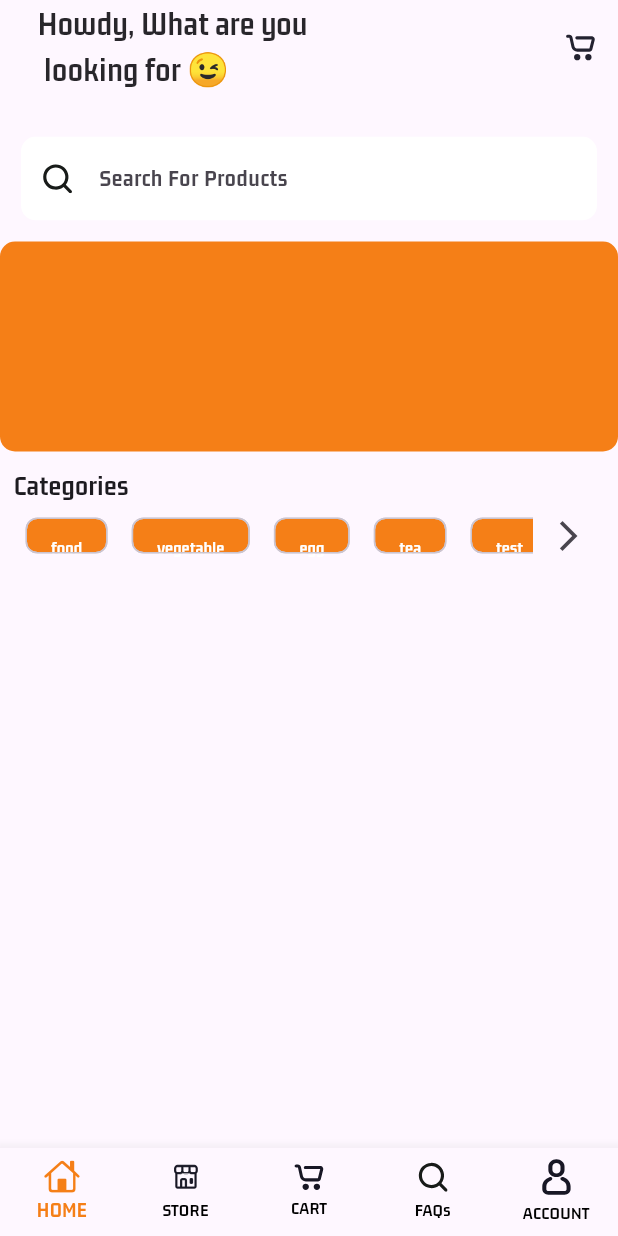
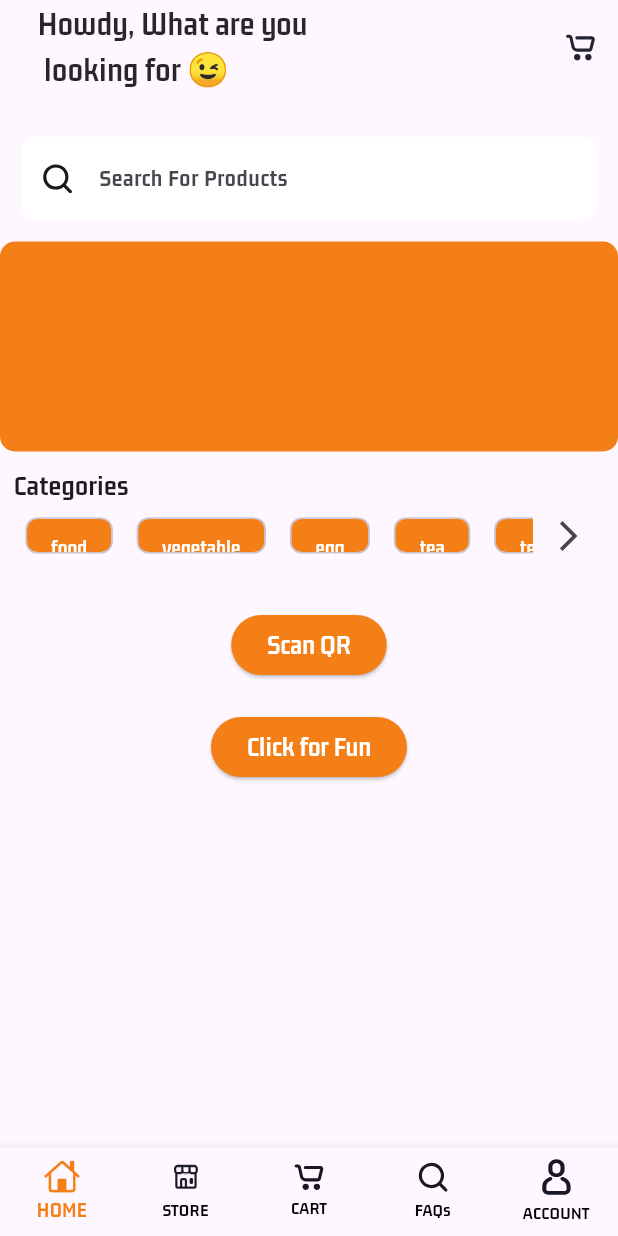
Before and after one commit to tanviiinaikkk/trade-x, a Flutter app: the MainScreen screen opened directly, on a phone screen of 412 x 824 dp. Run offline on Flutter 3.47's test engine with Material 3 defaults, Android fonts, the phone set to English and light mode, and no system bars; our stand-ins replace cached_network_image, cloud_firestore, firebase_auth, firebase_core, firebase_storage, flutter_svg and 2 more; missing offline and left inert: qr_code_scanner, shake; accounts and stored records are empty; network calls fail.

Commit message:
Third cmt

```diff
--- a/lib/views/buyers/nav_screens/account_screen.dart
+++ b/lib/views/buyers/nav_screens/account_screen.dart
@@ -9,7 +9,7 @@ class AccountScreen extends StatelessWidget {
   Widget build(BuildContext context) {
     return Scaffold(
       appBar: AppBar(
-        title: const Text('Settings'),
+        title: const Text('Account'),
         backgroundColor: Colors.yellow.shade900, // Use the theme color for the app bar
       ),
       body: ListView(
@@ -42,7 +42,7 @@ class AccountScreen extends StatelessWidget {
             onTap: () {
               Navigator.push(
                 context,
-                MaterialPageRoute(builder: (context) => const HomeScreen()),
+                MaterialPageRoute(builder: (context) => HomeScreen()),
               );
             },
           ),
--- a/lib/views/buyers/nav_screens/home_screen.dart
+++ b/lib/views/buyers/nav_screens/home_screen.dart
@@ -1,16 +1,25 @@
 import 'package:flutter/material.dart';
+import 'package:trade_x/qr_code_scanner.dart';
+import 'package:trade_x/shake_detector.dart';
 import 'package:trade_x/views/buyers/nav_screens/widgets/banner_widget.dart';
 import 'package:trade_x/views/buyers/nav_screens/widgets/categorytext.dart';
 import 'package:trade_x/views/buyers/nav_screens/widgets/search_input_widget.dart';
 import 'package:trade_x/views/buyers/nav_screens/widgets/welcome_text_widget.dart';
 
-class HomeScreen extends StatelessWidget {
-  const HomeScreen({super.key});
 
+ // Import QRScannerScreen class
+
+class HomeScreen extends StatefulWidget {
+  @override
+   _HomeScreenState createState() => _HomeScreenState();
+}
+
+class _HomeScreenState extends State<HomeScreen> {
+  // const HomeScreen({Key key}) : super(key: key); // Fixed super(key) constructor call
   @override
   Widget build(BuildContext context) {
     return Column(
-      crossAxisAlignment:CrossAxisAlignment.start,
+      crossAxisAlignment: CrossAxisAlignment.start,
       children: [
         WelcomeText(),
         SizedBox(
@@ -19,6 +28,53 @@ class HomeScreen extends StatelessWidget {
         SearchInput(),
         BannerWidget(),
         CategoryText(),
+        SizedBox(
+          height: 20,
+        ),
+
+        Center(
+          child: ElevatedButton(
+            onPressed: () {
+              Navigator.push(
+                context,
+                MaterialPageRoute(builder: (context) => QRScannerScreen()),
+              );
+            },
+            style: ButtonStyle(
+              backgroundColor: MaterialStateProperty.all<Color>(Colors.yellow.shade900),
+            ),
+            child: Text('Scan QR',
+            style: TextStyle(
+              fontSize: 18,
+              color: Colors.white,
+            ),),
+          ),
+
+        ),
+
+        SizedBox( height: 20,),
+        Center(
+          child: ElevatedButton(
+            onPressed: () {
+              Navigator.push(
+                context,
+                MaterialPageRoute(builder: (context) => ShakeDetectorWidget()),
+              );
+            },
+            style: ButtonStyle(
+              backgroundColor: MaterialStateProperty.all<Color>(Colors.yellow.shade900),
+            ),
+            child: Text('Click for Fun',
+              style: TextStyle(
+                fontSize: 18,
+                color: Colors.white,
+              ),),
+          ),
+
+        ),
+
+
+
       ],
     );
   }
--- a/lib/views/buyers/nav_screens/widgets/categorytext.dart
+++ b/lib/views/buyers/nav_screens/widgets/categorytext.dart
@@ -38,7 +38,7 @@ class CategoryText extends StatelessWidget {
                           child: Text(_categorylabel[index],
                           style: TextStyle(
                               color: Colors.white,
-                              fontSize: 12,
+                              fontSize: 14,
                               fontWeight: FontWeight.bold,
                           ),
                           ),
--- a/pubspec.yaml
+++ b/pubspec.yaml
@@ -53,6 +53,9 @@ dependencies:
   # The following adds the Cupertino Icons font to your application.
   # Use with the CupertinoIcons class for iOS style icons.
   cupertino_icons: ^1.0.2
+  qr_code_scanner: ^1.0.1
+  url_launcher: ^6.0.12
+  shake : ^2.1.0
 
 
 dev_dependencies:
```
Also changed, not shown: lib/qr_code_scanner.dart (added, +72 -0 lines), lib/shake_detector.dart (added, +64 -0 lines), pubspec.lock, 6 other files.
